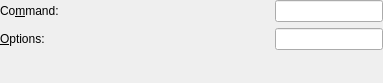
Old version of the form src/widgets/processtoolconfigwidget.ui in the repository KDE/kile.
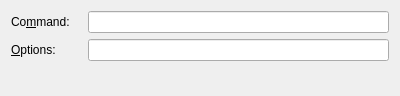
New version of the form. Custom widgets are drawn as their Qt base class.

Commit message: better layouting

Diff of the .ui file:
```diff
--- a/src/widgets/processtoolconfigwidget.ui
+++ b/src/widgets/processtoolconfigwidget.ui
@@ -5,8 +5,8 @@
    <rect>
     <x>0</x>
     <y>0</y>
-    <width>383</width>
-    <height>83</height>
+    <width>396</width>
+    <height>96</height>
    </rect>
   </property>
   <property name="sizePolicy" >
@@ -15,36 +15,33 @@
     <verstretch>0</verstretch>
    </sizepolicy>
   </property>
-  <layout class="QGridLayout" >
-   <property name="leftMargin" >
-    <number>0</number>
-   </property>
-   <property name="topMargin" >
-    <number>0</number>
-   </property>
-   <property name="rightMargin" >
-    <number>0</number>
-   </property>
-   <property name="bottomMargin" >
-    <number>0</number>
-   </property>
+  <layout class="QGridLayout" name="gridLayout" >
+   <item row="0" column="0" >
+    <widget class="QLabel" name="m_lbCommand" >
+     <property name="minimumSize" >
+      <size>
+       <width>71</width>
+       <height>0</height>
+      </size>
+     </property>
+     <property name="text" >
+      <string>Co&amp;mmand:</string>
+     </property>
+     <property name="wordWrap" >
+      <bool>false</bool>
+     </property>
+     <property name="buddy" >
+      <cstring>m_leCommand</cstring>
+     </property>
+    </widget>
+   </item>
    <item row="0" column="1" >
     <widget class="KLineEdit" name="m_leCommand" >
-     <property name="sizePolicy" >
-      <sizepolicy vsizetype="Fixed" hsizetype="Fixed" >
-       <horstretch>0</horstretch>
-       <verstretch>0</verstretch>
-      </sizepolicy>
-     </property>
-    </widget>
-   </item>
-   <item row="1" column="1" >
-    <widget class="KLineEdit" name="m_leOptions" >
-     <property name="sizePolicy" >
-      <sizepolicy vsizetype="Fixed" hsizetype="Fixed" >
-       <horstretch>0</horstretch>
-       <verstretch>0</verstretch>
-      </sizepolicy>
+     <property name="minimumSize" >
+      <size>
+       <width>301</width>
+       <height>0</height>
+      </size>
      </property>
     </widget>
    </item>
@@ -61,16 +58,13 @@
      </property>
     </widget>
    </item>
-   <item row="0" column="0" >
-    <widget class="QLabel" name="m_lbCommand" >
-     <property name="text" >
-      <string>Co&amp;mmand:</string>
-     </property>
-     <property name="wordWrap" >
-      <bool>false</bool>
-     </property>
-     <property name="buddy" >
-      <cstring>m_leCommand</cstring>
+   <item row="1" column="1" >
+    <widget class="KLineEdit" name="m_leOptions" >
+     <property name="minimumSize" >
+      <size>
+       <width>301</width>
+       <height>0</height>
+      </size>
      </property>
     </widget>
    </item>
@@ -82,10 +76,10 @@
      <property name="sizeType" >
       <enum>QSizePolicy::Expanding</enum>
      </property>
-     <property name="sizeHint" >
+     <property name="sizeHint" stdset="0" >
       <size>
-       <width>20</width>
-       <height>16</height>
+       <width>107</width>
+       <height>13</height>
       </size>
      </property>
     </spacer>
```
Left out of the diff: 1 changed line with no effect on the pictures.
